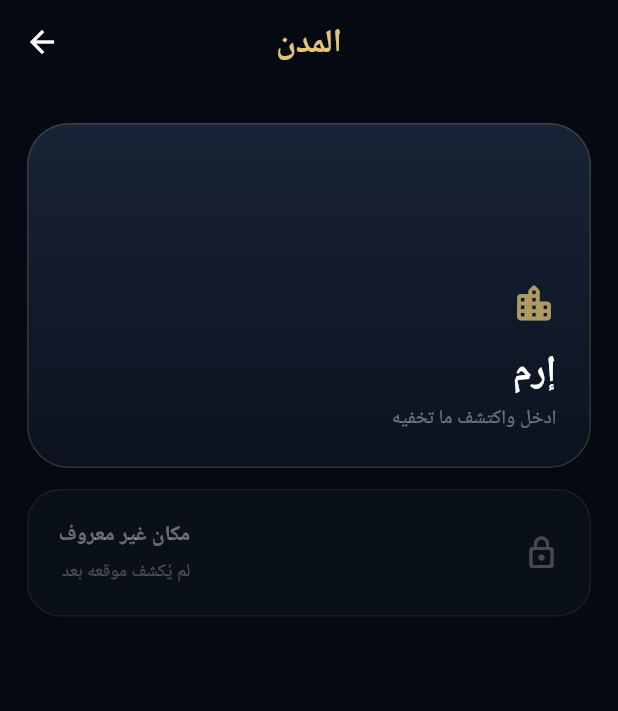
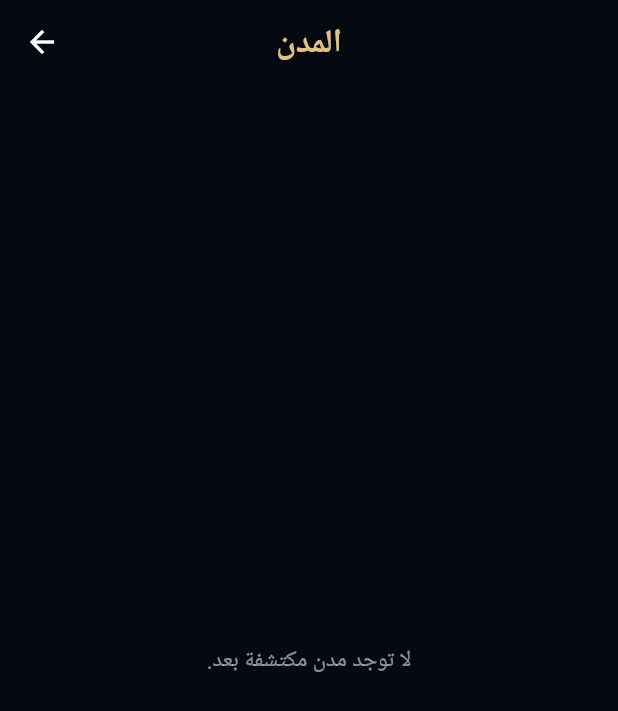
Before and after one commit to mhgfhkhv44322-create/alduja, a Flutter app: the WorldScreen screen opened directly, after a tap on "المدن", on a phone screen of 412 x 824 dp. Shown: the top 711 px of the screen. Run offline on Flutter 3.47's test engine with Material 3 defaults, Android fonts, the phone set to English and light mode, and no system bars; our stand-ins replace supabase_flutter; accounts and stored records are empty; Roboto replaces fonts that are missing (sans).

Commit message:
fix world screen ui

```diff
--- a/lib/screens/cities_screen.dart
+++ b/lib/screens/cities_screen.dart
@@ -1,8 +1,23 @@
 import 'package:flutter/material.dart';
+import '../models/city.dart';
+import '../services/city_service.dart';
 import 'city_detail_screen.dart';
 
-class CitiesScreen extends StatelessWidget {
+class CitiesScreen extends StatefulWidget {
   const CitiesScreen({super.key});
+
+  @override
+  State<CitiesScreen> createState() => _CitiesScreenState();
+}
+
+class _CitiesScreenState extends State<CitiesScreen> {
+  late Future<List<City>> citiesFuture;
+
+  @override
+  void initState() {
+    super.initState();
+    citiesFuture = CityService().getCities();
+  }
 
   @override
   Widget build(BuildContext context) {
@@ -20,53 +35,71 @@ class CitiesScreen extends StatelessWidget {
           ),
         ),
       ),
-      body: ListView(
+      body: FutureBuilder<List<City>>(
+        future: citiesFuture,
+        builder: (context, snapshot) {
+          if (snapshot.connectionState == ConnectionState.waiting) {
+            return const Center(
+              child: CircularProgressIndicator(),
+            );
+          }
+
+          if (snapshot.hasError) {
+            return Center(
+              child: Text(
+                'تعذر الوصول إلى المدن.',
+                textDirection: TextDirection.rtl,
+                style: TextStyle(
+                  color: Colors.white.withOpacity(.65),
+                  fontSize: 15,
+                ),
+              ),
+            );
+          }
+
+          final cities = snapshot.data ?? [];
+
+          if (cities.isEmpty) {
+            return const Center(
+              child: Text(
+                'لا توجد مدن مكتشفة بعد.',
+                textDirection: TextDirection.rtl,
+                style: TextStyle(
+                  color: Colors.white54,
+                  fontSize: 15,
+                ),
+              ),
+            );
+          }
+
+          return RefreshIndicator(
+            onRefresh: () async {
+              setState(() {
+                citiesFuture = CityService().getCities();
+              });
+              await citiesFuture;
+            },
+            child: ListView.separated(
               padding: const EdgeInsets.all(18),
-        children: [
-          const SizedBox(height: 8),
-          _CityCard(
-            name: 'إرم',
-            icon: Icons.location_city_rounded,
+              itemCount: cities.length,
+              separatorBuilder: (_, __) => const SizedBox(height: 14),
+              itemBuilder: (context, index) {
+                final city = cities[index];
+
+                return Material(
+                  color: Colors.transparent,
+                  child: InkWell(
+                    borderRadius: BorderRadius.circular(28),
                     onTap: () {
                       Navigator.push(
                         context,
                         MaterialPageRoute(
-                  builder: (_) => const CityDetailScreen(),
+                          builder: (_) => CityDetailScreen(city: city),
                         ),
                       );
                     },
-          ),
-          const SizedBox(height: 14),
-          _HiddenCard(
-            title: 'مكان غير معروف',
-            subtitle: 'لم يُكشف موقعه بعد',
-          ),
-        ],
-      ),
-    );
-  }
-}
-
-class _CityCard extends StatelessWidget {
-  final String name;
-  final IconData icon;
-  final VoidCallback onTap;
-
-  const _CityCard({
-    required this.name,
-    required this.icon,
-    required this.onTap,
-  });
-
-  @override
-  Widget build(BuildContext context) {
-    return Material(
-      color: Colors.transparent,
-      child: InkWell(
-        borderRadius: BorderRadius.circular(28),
-        onTap: onTap,
                     child: Container(
-          height: 230,
+                      height: 220,
                       padding: const EdgeInsets.all(22),
                       decoration: BoxDecoration(
                         borderRadius: BorderRadius.circular(28),
@@ -87,21 +120,21 @@ class _CityCard extends StatelessWidget {
                         crossAxisAlignment: CrossAxisAlignment.end,
                         children: [
                           Icon(
-                icon,
-                color: const Color(0xFFE3C477).withOpacity(.75),
-                size: 30,
+                            Icons.location_city_rounded,
+                            color: const Color(0xFFE3C477).withOpacity(.8),
+                            size: 32,
                           ),
                           const SizedBox(height: 12),
                           Text(
-                name,
+                            city.name,
                             textDirection: TextDirection.rtl,
                             style: const TextStyle(
                               color: Colors.white,
-                  fontSize: 25,
+                              fontSize: 26,
                               fontWeight: FontWeight.w700,
                             ),
                           ),
-              const SizedBox(height: 5),
+                          const SizedBox(height: 6),
                           const Text(
                             'ادخل واكتشف ما تخفيه',
                             textDirection: TextDirection.rtl,
@@ -115,60 +148,10 @@ class _CityCard extends StatelessWidget {
                     ),
                   ),
                 );
-  }
-}
-
-class _HiddenCard extends StatelessWidget {
-  final String title;
-  final String subtitle;
-
-  const _HiddenCard({
-    required this.title,
-    required this.subtitle,
-  });
-
-  @override
-  Widget build(BuildContext context) {
-    return Container(
-      padding: const EdgeInsets.all(20),
-      decoration: BoxDecoration(
-        color: const Color(0xFF0A101A),
-        borderRadius: BorderRadius.circular(22),
-        border: Border.all(
-          color: Colors.white.withOpacity(.06),
+              },
             ),
-      ),
-      child: Row(
-        textDirection: TextDirection.rtl,
-        children: [
-          const Icon(
-            Icons.lock_outline_rounded,
-            color: Colors.white24,
-          ),
-          const Spacer(),
-          Column(
-            crossAxisAlignment: CrossAxisAlignment.end,
-            children: [
-              Text(
-                title,
-                textDirection: TextDirection.rtl,
-                style: const TextStyle(
-                  color: Colors.white38,
-                  fontWeight: FontWeight.w600,
-                ),
-              ),
-              const SizedBox(height: 4),
-              Text(
-                subtitle,
-                textDirection: TextDirection.rtl,
-                style: const TextStyle(
-                  color: Colors.white24,
-                  fontSize: 12,
-                ),
-              ),
-            ],
-          ),
-        ],
+          );
+        },
       ),
     );
   }
--- a/lib/screens/world_screen.dart
+++ b/lib/screens/world_screen.dart
@@ -1,72 +1,53 @@
 import 'package:flutter/material.dart';
 import 'cities_screen.dart';
-import 'lore_screen.dart';
 
 class WorldScreen extends StatelessWidget {
   const WorldScreen({super.key});
 
   static const gold = Color(0xFFE3C477);
-  static const bg = Color(0xFF050912);
+  static const background = Color(0xFF050912);
   static const panel = Color(0xFF0D1420);
 
   @override
   Widget build(BuildContext context) {
     return Scaffold(
-      backgroundColor: bg,
+      backgroundColor: background,
       body: Stack(
         children: [
           Positioned.fill(
-            child: DecoratedBox(
-              decoration: BoxDecoration(
+            child: Container(
+              decoration: const BoxDecoration(
                 gradient: LinearGradient(
                   begin: Alignment.topCenter,
                   end: Alignment.bottomCenter,
                   colors: [
-                    const Color(0xFF101827),
-                    bg,
-                    const Color(0xFF03060C),
+                    Color(0xFF111B2B),
+                    Color(0xFF070D17),
+                    Color(0xFF03060C),
                   ],
                 ),
               ),
             ),
           ),
-
           Positioned(
             top: -90,
-            right: -50,
+            right: -70,
             child: Container(
-              width: 230,
-              height: 230,
+              width: 250,
+              height: 250,
               decoration: BoxDecoration(
                 shape: BoxShape.circle,
-                color: gold.withOpacity(.055),
+                color: gold.withOpacity(.06),
               ),
             ),
           ),
-
           SafeArea(
             child: ListView(
-              padding: const EdgeInsets.fromLTRB(22, 20, 22, 40),
+              padding: const EdgeInsets.fromLTRB(20, 18, 20, 40),
               children: [
-                Row(
-                  textDirection: TextDirection.rtl,
-                  children: [
-                    IconButton(
-                      onPressed: () {
-                        Navigator.push(
-                          context,
-                          MaterialPageRoute(
-                            builder: (_) => const LoreScreen(),
-                          ),
-                        );
-                      },
-                      icon: const Icon(
-                        Icons.auto_awesome_outlined,
-                        color: gold,
-                      ),
-                    ),
-                    const Spacer(),
-                    const Column(
+                const Align(
+                  alignment: Alignment.centerRight,
+                  child: Column(
                     crossAxisAlignment: CrossAxisAlignment.end,
                     children: [
                       Text(
@@ -74,88 +55,79 @@ class WorldScreen extends StatelessWidget {
                         textDirection: TextDirection.rtl,
                         style: TextStyle(
                           color: gold,
-                            fontSize: 28,
-                            fontWeight: FontWeight.w700,
+                          fontSize: 30,
+                          fontWeight: FontWeight.bold,
                         ),
                       ),
+                      SizedBox(height: 3),
                       Text(
                         'العالم',
                         textDirection: TextDirection.rtl,
                         style: TextStyle(
-                            color: Colors.white54,
+                          color: Colors.white38,
                           fontSize: 13,
                         ),
                       ),
                     ],
                   ),
-                  ],
                 ),
-
-                const SizedBox(height: 28),
-
+                const SizedBox(height: 26),
                 Container(
                   height: 250,
                   decoration: BoxDecoration(
                     borderRadius: BorderRadius.circular(30),
+                    color: panel,
                     border: Border.all(
-                      color: gold.withOpacity(.16),
-                    ),
-                    gradient: LinearGradient(
-                      begin: Alignment.topCenter,
-                      end: Alignment.bottomCenter,
-                      colors: [
-                        const Color(0xFF182337),
-                        panel,
-                      ],
+                      color: gold.withOpacity(.14),
                     ),
                   ),
                   child: Stack(
                     children: [
                       Positioned(
-                        top: 28,
-                        left: 30,
+                        top: 25,
+                        left: 25,
                         child: Icon(
                           Icons.nightlight_round,
-                          size: 48,
+                          size: 52,
                           color: gold.withOpacity(.8),
                         ),
                       ),
                       Positioned(
-                        bottom: 34,
-                        left: 24,
-                        right: 24,
+                        left: 25,
+                        right: 25,
+                        bottom: 28,
                         child: Row(
                           crossAxisAlignment: CrossAxisAlignment.end,
                           children: [
-                            Expanded(
-                              child: Container(
-                                height: 65,
+                            Container(
+                              width: 55,
+                              height: 82,
                               decoration: BoxDecoration(
-                                  borderRadius: BorderRadius.circular(50),
-                                  color: Colors.black.withOpacity(.18),
+                                color: Colors.black.withOpacity(.3),
+                                borderRadius: const BorderRadius.vertical(
+                                  top: Radius.circular(12),
                                 ),
                               ),
                             ),
                             const SizedBox(width: 8),
                             Container(
-                              width: 55,
-                              height: 105,
+                              width: 75,
+                              height: 115,
                               decoration: BoxDecoration(
+                                color: Colors.black.withOpacity(.35),
                                 borderRadius: const BorderRadius.vertical(
-                                  top: Radius.circular(8),
+                                  top: Radius.circular(30),
                                 ),
-                                color: Colors.black.withOpacity(.28),
                               ),
                             ),
                             const SizedBox(width: 8),
-                            Container(
-                              width: 90,
-                              height: 72,
+                            Expanded(
+                              child: Container(
+                                height: 55,
                                 decoration: BoxDecoration(
-                                borderRadius: const BorderRadius.vertical(
-                                  top: Radius.circular(45),
+                                  color: Colors.black.withOpacity(.25),
+                                  borderRadius: BorderRadius.circular(40),
                                 ),
-                                color: Colors.black.withOpacity(.32),
                               ),
                             ),
                           ],
@@ -168,17 +140,15 @@ class WorldScreen extends StatelessWidget {
                           'أماكن لم تُكتشف بعد',
                           textDirection: TextDirection.rtl,
                           style: TextStyle(
-                            color: Colors.white70,
-                            fontSize: 13,
+                            color: Colors.white54,
+                            fontSize: 12,
                           ),
                         ),
                       ),
                     ],
                   ),
                 ),
-
-                const SizedBox(height: 24),
-
+                const SizedBox(height: 25),
                 const Text(
                   'العالم لا يكشف نفسه دفعة واحدة.',
                   textDirection: TextDirection.rtl,
@@ -189,26 +159,22 @@ class WorldScreen extends StatelessWidget {
                     fontWeight: FontWeight.w600,
                   ),
                 ),
-
-                const SizedBox(height: 7),
-
-                Text(
-                  'كل طريق يقود إلى حكاية، وبعض الحكايات لا تبدأ إلا بعد أن تبحث عنها.',
+                const SizedBox(height: 8),
+                const Text(
+                  'كل طريق يقود إلى حكاية، وبعض الأماكن لا تظهر إلا لمن يبحث عنها.',
                   textDirection: TextDirection.rtl,
                   textAlign: TextAlign.right,
                   style: TextStyle(
-                    color: Colors.white.withOpacity(.48),
+                    color: Colors.white54,
                     height: 1.7,
                     fontSize: 14,
                   ),
                 ),
-
-                const SizedBox(height: 22),
-
-                _WorldButton(
-                  icon: Icons.location_city_outlined,
-                  title: 'المدن',
-                  subtitle: 'اكتشف الأماكن التي ظهرت لك',
+                const SizedBox(height: 24),
+                Material(
+                  color: Colors.transparent,
+                  child: InkWell(
+                    borderRadius: BorderRadius.circular(23),
                     onTap: () {
                       Navigator.push(
                         context,
@@ -217,59 +183,13 @@ class WorldScreen extends StatelessWidget {
                         ),
                       );
                     },
-                ),
-
-                const SizedBox(height: 12),
-
-                _WorldButton(
-                  icon: Icons.auto_awesome_outlined,
-                  title: 'أصداء العالم',
-                  subtitle: 'آثار وحكايات ظهرت من رحلتك',
-                  onTap: () {
-                    Navigator.push(
-                      context,
-                      MaterialPageRoute(
-                        builder: (_) => const LoreScreen(),
-                      ),
-                    );
-                  },
-                ),
-              ],
-            ),
-          ),
-        ],
-      ),
-    );
-  }
-}
-
-class _WorldButton extends StatelessWidget {
-  final IconData icon;
-  final String title;
-  final String subtitle;
-  final VoidCallback onTap;
-
-  const _WorldButton({
-    required this.icon,
-    required this.title,
-    required this.subtitle,
-    required this.onTap,
-  });
-
-  @override
-  Widget build(BuildContext context) {
-    return Material(
-      color: Colors.transparent,
-      child: InkWell(
-        borderRadius: BorderRadius.circular(22),
-        onTap: onTap,
                     child: Container(
                       padding: const EdgeInsets.all(18),
                       decoration: BoxDecoration(
-            color: const Color(0xFF0D1420),
-            borderRadius: BorderRadius.circular(22),
+                        color: panel,
+                        borderRadius: BorderRadius.circular(23),
                         border: Border.all(
-              color: const Color(0xFFE3C477).withOpacity(.12),
+                          color: gold.withOpacity(.13),
                         ),
                       ),
                       child: Row(
@@ -280,23 +200,23 @@ class _WorldButton extends StatelessWidget {
                             color: Colors.white38,
                           ),
                           const Spacer(),
-              Column(
+                          const Column(
                             crossAxisAlignment: CrossAxisAlignment.end,
                             children: [
                               Text(
-                    title,
+                                'المدن',
                                 textDirection: TextDirection.rtl,
-                    style: const TextStyle(
+                                style: TextStyle(
                                   color: Colors.white,
-                      fontSize: 16,
+                                  fontSize: 17,
                                   fontWeight: FontWeight.w600,
                                 ),
                               ),
-                  const SizedBox(height: 5),
+                              SizedBox(height: 5),
                               Text(
-                    subtitle,
+                                'اكتشف الأماكن التي ظهرت لك',
                                 textDirection: TextDirection.rtl,
-                    style: const TextStyle(
+                                style: TextStyle(
                                   color: Colors.white38,
                                   fontSize: 12,
                                 ),
@@ -305,22 +225,27 @@ class _WorldButton extends StatelessWidget {
                           ),
                           const SizedBox(width: 15),
                           Container(
-                width: 46,
-                height: 46,
+                            width: 48,
+                            height: 48,
                             decoration: BoxDecoration(
                               shape: BoxShape.circle,
-                  color: const Color(0xFFE3C477).withOpacity(.08),
+                              color: gold.withOpacity(.08),
                             ),
-                child: Icon(
-                  icon,
-                  color: const Color(0xFFE3C477),
-                  size: 22,
+                            child: const Icon(
+                              Icons.location_city_outlined,
+                              color: gold,
                             ),
                           ),
                         ],
                       ),
                     ),
                   ),
+                ),
+              ],
+            ),
+          ),
+        ],
+      ),
     );
   }
 }
```
Lines whose indentation alone changed are shown as unchanged.
